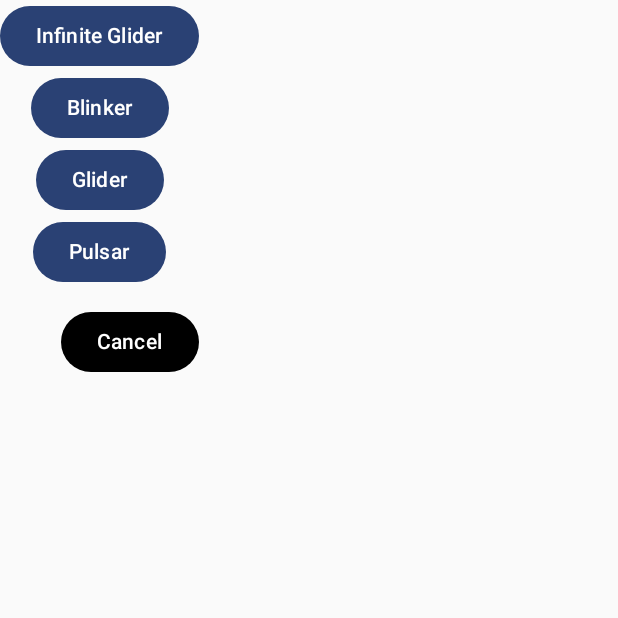
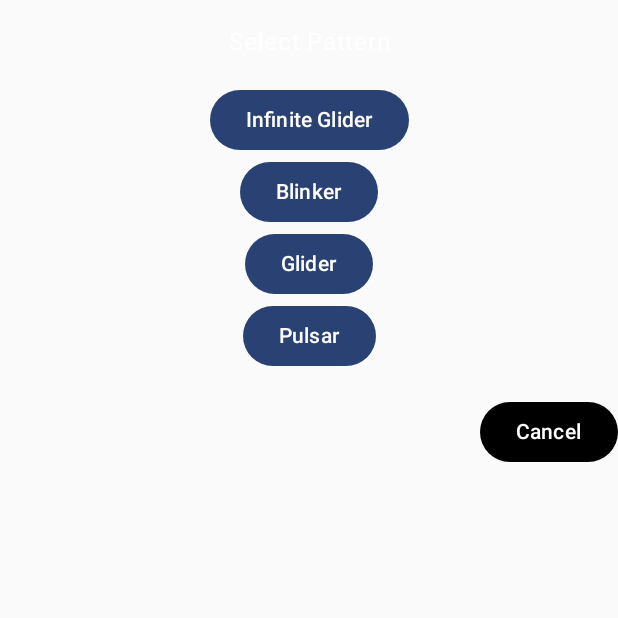
Before and after one commit to i-petkov/Gol, an Android app built with Jetpack Compose: the SettingsScreen screen opened through its navigation route, on a phone screen of 412 x 824 dp, the top half of it. Run offline under Robolectric (Android 15) with nearby library versions, the phone set to English and light mode, and no system bars.

Commit message:
add some text to Settings screen

```diff
--- a/app/src/main/java/com/example/gol/ui/screens/settings/SettingsScreen.kt
+++ b/app/src/main/java/com/example/gol/ui/screens/settings/SettingsScreen.kt
@@ -1,6 +1,8 @@
 package com.example.gol.ui.screens.settings
 
+import androidx.compose.foundation.layout.Arrangement
 import androidx.compose.foundation.layout.Column
+import androidx.compose.foundation.layout.fillMaxWidth
 import androidx.compose.foundation.layout.padding
 import androidx.compose.foundation.lazy.LazyColumn
 import androidx.compose.foundation.lazy.items
@@ -11,14 +13,28 @@ import androidx.compose.runtime.Composable
 import androidx.compose.ui.Alignment
 import androidx.compose.ui.Modifier
 import androidx.compose.ui.graphics.Color
+import androidx.compose.ui.text.style.TextAlign
 import androidx.compose.ui.tooling.preview.Preview
 import androidx.compose.ui.unit.dp
 import com.example.gol.logic.GolStarter
 
 @Composable
 fun SettingsScreen(onBackPressed: ()-> Unit, viewModel: SettingsViewModelInterface) {
-    Column(horizontalAlignment = Alignment.End) {
+    Column(
+        modifier = Modifier.fillMaxWidth(),
+        horizontalAlignment = Alignment.End,
+        verticalArrangement = Arrangement.SpaceBetween
+    ) {
+        Text(
+            modifier = Modifier
+                .fillMaxWidth()
+                .padding(bottom = 16.dp, top = 16.dp),
+            textAlign = TextAlign.Center,
+            color = Color.White,
+            text = "Select Pattern"
+        )
         LazyColumn(
+            modifier = Modifier.fillMaxWidth(),
             horizontalAlignment = Alignment.CenterHorizontally
         ) {
             items(viewModel.starters) {
@@ -34,7 +50,7 @@ fun SettingsScreen(onBackPressed: ()-> Unit, viewModel: SettingsViewModelInterfa
         }
         Button(
             onClick = { onBackPressed() },
-            modifier = Modifier.padding(top = 12.dp),
+            modifier = Modifier.padding(bottom = 16.dp, top = 16.dp),
             colors = ButtonDefaults.buttonColors().copy(containerColor = Color.Black)
         ) {
             Text(text = "Cancel")
```
